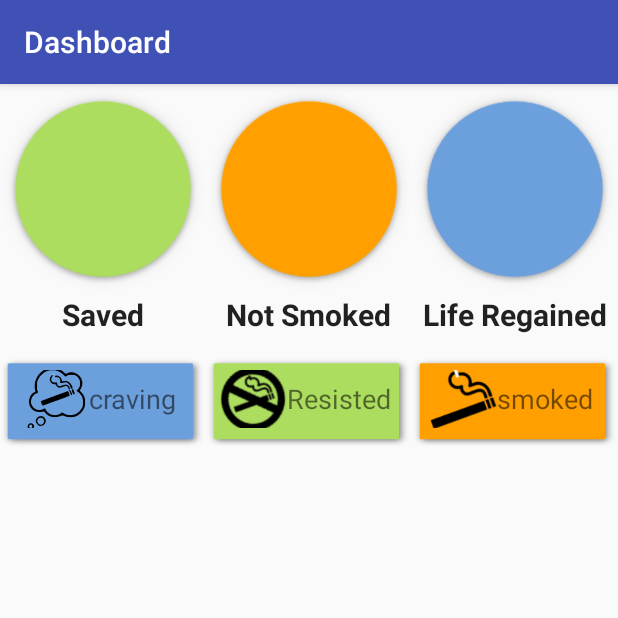
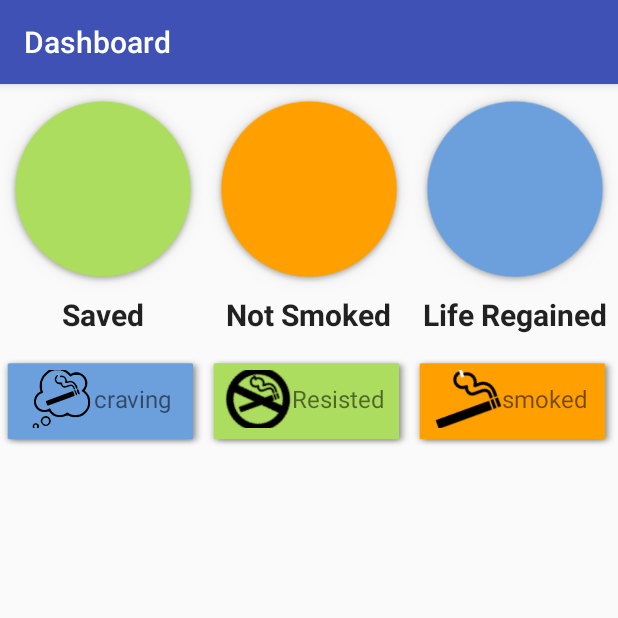
Before and after one commit to Ben14563/WWUICTD, an Android app: the Dashboard screen opened directly, with no data from a screen before it, on a phone screen of 412 x 824 dp, the top half of it. Run offline under Robolectric (Android 15) with nearby library versions, the phone set to English and light mode, and no system bars; our stand-ins replace Volley; 3 statements that could not run were skipped.

Commit message:
made textsize on dashboard buttons smaller so wouldn't wrap text

```diff
--- a/smoking_cessation/android_project/app/src/main/res/layout/dashboard2.xml
+++ b/smoking_cessation/android_project/app/src/main/res/layout/dashboard2.xml
@@ -71,7 +71,7 @@
             android:layout_width="wrap_content"
             android:layout_height="wrap_content"
             android:text="craving"
-            android:textSize="18sp"/>
+            android:textSize="16sp"/>
 
     </LinearLayout>
 
@@ -138,7 +138,7 @@
                     android:layout_width="wrap_content"
                     android:layout_height="wrap_content"
                     android:text="Resisted"
-                    android:textSize="18sp"
+                    android:textSize="16sp"
 
                     />
 
@@ -205,7 +205,7 @@
                     android:layout_width="wrap_content"
                     android:layout_height="wrap_content"
                     android:text="smoked"
-                    android:textSize="18sp"
+                    android:textSize="16sp"
 
                     />
 
```
